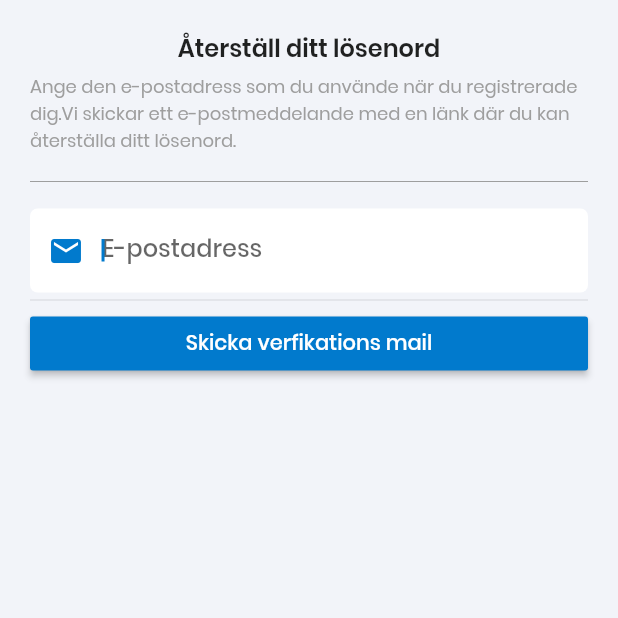
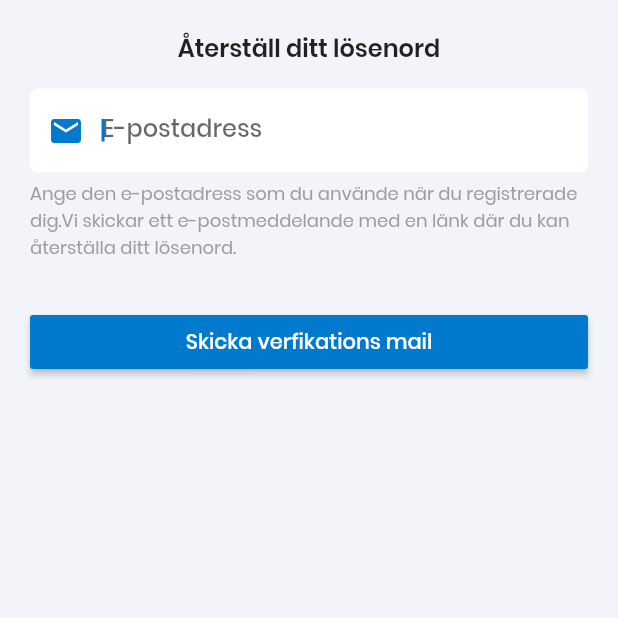
Before and after one commit to sdg85/timebuddy, a Flutter app: the ForgotPasswordScreen screen opened directly, on a phone screen of 412 x 824 dp, the top half of it. Run offline on Flutter 3.47's test engine with Material 2 defaults, Android fonts, the light colour scheme and no system bars; our stand-ins replace cloud_firestore, email_validator, firebase_auth, table_calendar; accounts and stored records are empty.

Commit message:
place the text after the email textfield.

```diff
--- a/lib/screens/forgot_password_screen.dart
+++ b/lib/screens/forgot_password_screen.dart
@@ -32,32 +32,27 @@ class _ForgotPasswordScreenState extends State<ForgotPasswordScreen> {
         backgroundColor: Color(0xffF2F4F9),
         body: Padding(
           padding: const EdgeInsets.all(20.0),
-          child: _loading ? InProgressLoader() : Form(
+          child: _loading
+              ? InProgressLoader()
+              : Form(
                   key: _formKey,
                   child: Column(
                     children: <Widget>[
                       Text(
                         "Återställ ditt lösenord",
                         style: TextStyle(
-                    fontWeight: FontWeight.w600,
-                    fontSize: 16.0
+                            fontWeight: FontWeight.w600, fontSize: 16.0),
                       ),
+                      SizedBox(
+                        height: 5.0,
                       ),
-                SizedBox(height: 5.0,),
-                Text(
-                  "Ange den e-postadress som du använde när du registrerade dig."
-                  "Vi skickar ett e-postmeddelande med en länk där du kan återställa ditt lösenord.",
-                  style: TextStyle(
-                    fontSize: 12.0,
-                    color: Colors.grey,
+                      SizedBox(
+                        height: 10,
+                      ),
+                      // Divider(
+                      //   color: Colors.grey,
+                      // ),
 
-                  ),
-                ),
-                SizedBox(height: 10,),
-                Divider(
-                  color: Colors.grey,
-                ),
-                SizedBox(height: 10,),
                       TextFormField(
                         autofocus: true,
                         keyboardType: TextInputType.emailAddress,
@@ -82,7 +77,20 @@ class _ForgotPasswordScreenState extends State<ForgotPasswordScreen> {
                         onSaved: (value) => _email = value,
                         initialValue: _email,
                       ),
-                Divider(height: 10,),
+                      SizedBox(
+                        height: 5,
+                      ),
+                      Text(
+                        "Ange den e-postadress som du använde när du registrerade dig."
+                        "Vi skickar ett e-postmeddelande med en länk där du kan återställa ditt lösenord.",
+                        style: TextStyle(
+                          fontSize: 12.0,
+                          color: Colors.grey,
+                        ),
+                      ),
+                      SizedBox(
+                        height: 30,
+                      ),
                       ButtonTheme(
                         minWidth: MediaQuery.of(context).size.width,
                         child: RaisedButton(
@@ -107,12 +115,18 @@ class _ForgotPasswordScreenState extends State<ForgotPasswordScreen> {
                           },
                         ),
                       ),
-                SizedBox(height: 40,),
-                _errorMessage != null ? Text(_errorMessage, style: TextStyle(
+                      SizedBox(
+                        height: 40,
+                      ),
+                      _errorMessage != null
+                          ? Text(
+                              _errorMessage,
+                              style: TextStyle(
                                   color: Colors.red,
                                   fontSize: 13,
                                   fontWeight: FontWeight.w500),
-                  ) : Text(""),
+                            )
+                          : Text(""),
                     ],
                   ),
                 ),
```
Lines whose indentation alone changed are shown as unchanged.
